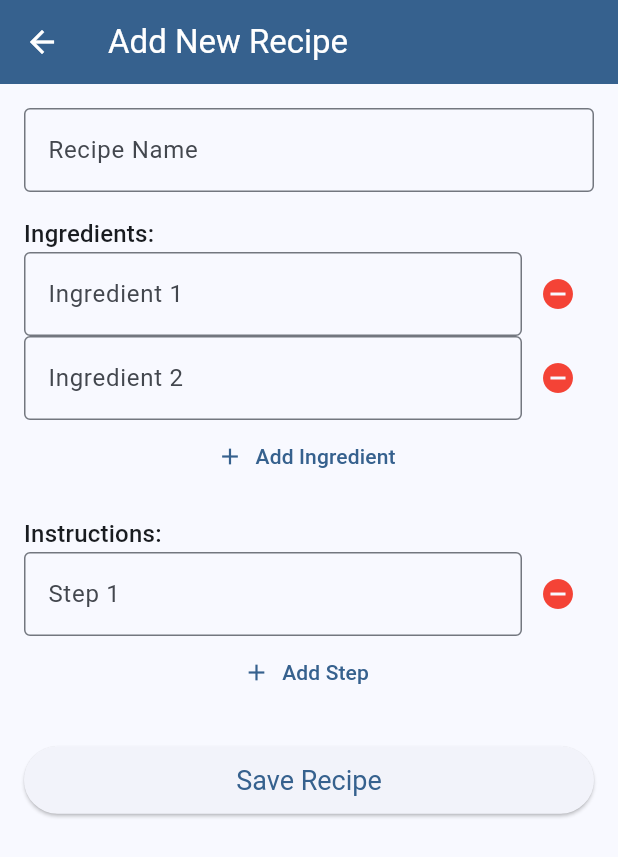
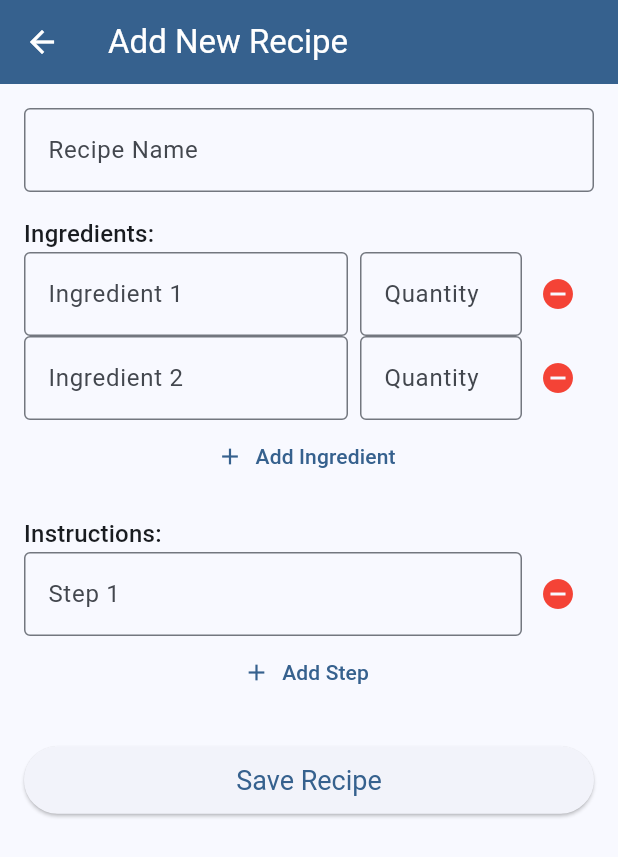
Before and after one commit to wall-daniel/FamilyOrganizer, a Flutter app: the AddRecipeScreen screen opened by its route, after a tap on "Add Ingredient", on a phone screen of 412 x 824 dp. Shown: the top 857 px of the screen. Run offline on Flutter 3.47's test engine with Material 3 defaults, Android fonts, the light colour scheme and no system bars.

Commit message:
add quantity to backend

```diff
--- a/family_organizer/lib/features/recipes/add_recipe_screen.dart
+++ b/family_organizer/lib/features/recipes/add_recipe_screen.dart
@@ -2,6 +2,12 @@ import 'package:flutter/material.dart';
 import 'package:provider/provider.dart';
 import 'package:family_organizer/services/recipe_service.dart';
 import 'package:family_organizer/models/recipe.dart';
+
+class Ingredient {
+  String name;
+  String quantity;
+  Ingredient({this.name = '', this.quantity = ''});
+}
 
 class AddRecipeScreen extends StatefulWidget {
   const AddRecipeScreen({super.key});
@@ -15,13 +21,15 @@ class AddRecipeScreen extends StatefulWidget {
 class _AddRecipeScreenState extends State<AddRecipeScreen> {
   final _formKey = GlobalKey<FormState>();
   final TextEditingController _nameController = TextEditingController();
-  List<TextEditingController> _ingredientControllers = [TextEditingController()];
+  List<Ingredient> _ingredients = [Ingredient()];
   List<TextEditingController> _instructionControllers = [TextEditingController()];
 
   @override
   void dispose() {
     _nameController.dispose();
-    for (var c in _ingredientControllers) { c.dispose(); }
+    for (var ing in _ingredients) {
+      // No controllers to dispose
+    }
     for (var c in _instructionControllers) { c.dispose(); }
     super.dispose();
   }
@@ -30,7 +38,10 @@ class _AddRecipeScreenState extends State<AddRecipeScreen> {
     if (_formKey.currentState!.validate()) {
       final newRecipe = Recipe(
         name: _nameController.text,
-        ingredients: _ingredientControllers.map((c) => c.text.trim()).where((e) => e.isNotEmpty).toList(),
+        ingredients: _ingredients
+            .where((ing) => ing.name.trim().isNotEmpty)
+            .map((ing) => '${ing.quantity.trim()} ${ing.name.trim()}'.trim())
+            .toList(),
         instructions: _instructionControllers.map((c) => c.text.trim()).where((e) => e.isNotEmpty).toList(),
       );
       Provider.of<RecipeService>(context, listen: false).addRecipe(newRecipe);
@@ -67,26 +78,40 @@ class _AddRecipeScreenState extends State<AddRecipeScreen> {
               ),
               const SizedBox(height: 16),
               Text('Ingredients:', style: Theme.of(context).textTheme.titleMedium),
-              ..._ingredientControllers.asMap().entries.map((entry) {
+              ..._ingredients.asMap().entries.map((entry) {
                 final i = entry.key;
-                final c = entry.value;
+                final ing = entry.value;
                 return Row(
                   children: [
                     Expanded(
+                      flex: 2,
                       child: TextFormField(
-                        controller: c,
+                        initialValue: ing.name,
                         decoration: InputDecoration(
                           labelText: 'Ingredient ${i + 1}',
                           border: const OutlineInputBorder(),
                         ),
+                        onChanged: (val) => ing.name = val,
+                      ),
+                    ),
+                    const SizedBox(width: 8),
+                    Expanded(
+                      flex: 1,
+                      child: TextFormField(
+                        initialValue: ing.quantity,
+                        decoration: const InputDecoration(
+                          labelText: 'Quantity',
+                          border: OutlineInputBorder(),
+                        ),
+                        onChanged: (val) => ing.quantity = val,
                       ),
                     ),
                     IconButton(
                       icon: const Icon(Icons.remove_circle, color: Colors.red),
-                      onPressed: _ingredientControllers.length > 1
+                      onPressed: _ingredients.length > 1
                           ? () {
                               setState(() {
-                                _ingredientControllers.removeAt(i);
+                                _ingredients.removeAt(i);
                               });
                             }
                           : null,
@@ -99,7 +124,7 @@ class _AddRecipeScreenState extends State<AddRecipeScreen> {
                 label: const Text('Add Ingredient'),
                 onPressed: () {
                   setState(() {
-                    _ingredientControllers.add(TextEditingController());
+                    _ingredients.add(Ingredient());
                   });
                 },
               ),
```
Also changed, not shown: family_organizer/lib/features/recipes/recipe_list_screen.dart (+8 -3 lines), 1 other file.
